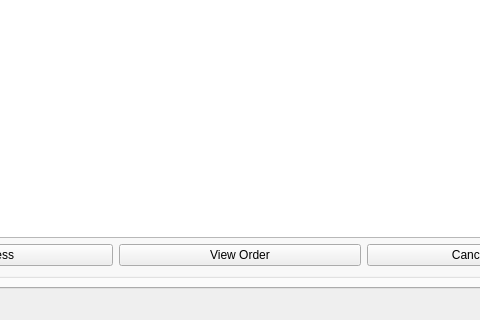
Qt form qtui/metamarket-qt.ui (metamarcdw/metamarket) before a commit; both pictures show x 160 to 640 and y 237 to 557 of the 800 by 557 pixel window.
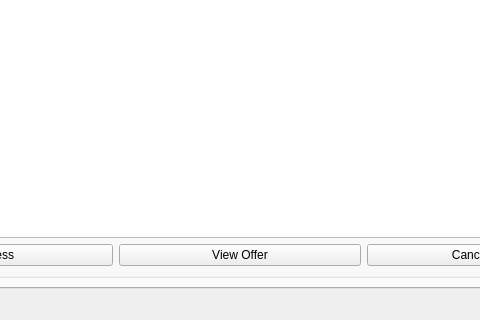
The same form after that commit. The open tabs and pages were chosen to show the change.

Commit message: Change text on view button on Order tab to View Offer

The edit to the form file:
```diff
--- a/qtui/metamarket-qt.ui
+++ b/qtui/metamarket-qt.ui
@@ -273,7 +273,7 @@
                <item>
                 <widget class="QPushButton" name="order_view_button">
                  <property name="text">
-                  <string>View Order</string>
+                  <string>View Offer</string>
                  </property>
                 </widget>
                </item>
```
The commit also changes 1 other file.
